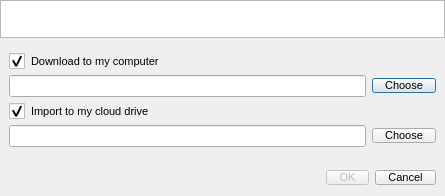
Qt form src/MEGASync/gui/win/ImportMegaLinksDialog.ui (meganz/MEGAsync) before a commit.
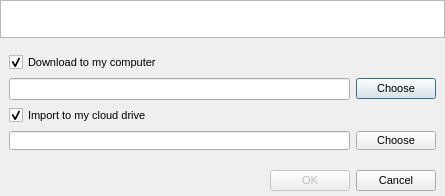
The same form after that commit.

Commit message: SNC-2573. Button sizes on dialogs on windows

```diff
--- a/src/MEGASync/gui/win/ImportMegaLinksDialog.ui
+++ b/src/MEGASync/gui/win/ImportMegaLinksDialog.ui
@@ -36,26 +36,6 @@
 {
 font-size: 11px;
 }
-
-QCheckBox::indicator {
-     width: 16px;
-     height: 16px;
- }
-
-QRadioButton::indicator {
-     width: 16px;
-     height: 16px;
- }
-
-QScrollBar:horizontal {
-height: 16px;
-}
-
-QPushButton
-{
-    padding-right: 12px;
-    padding-left: 12px;
-}
 </string>
   </property>
   <layout class="QVBoxLayout" name="verticalLayout" stretch="1,0">
@@ -181,18 +161,6 @@
            <property name="enabled">
             <bool>true</bool>
            </property>
-           <property name="minimumSize">
-            <size>
-             <width>24</width>
-             <height>0</height>
-            </size>
-           </property>
-           <property name="maximumSize">
-            <size>
-             <width>16777215</width>
-             <height>16777215</height>
-            </size>
-           </property>
            <property name="styleSheet">
             <string notr="true"/>
            </property>
@@ -259,18 +227,6 @@
          </item>
          <item>
           <widget class="QPushButton" name="bMegaFolder">
-           <property name="minimumSize">
-            <size>
-             <width>24</width>
-             <height>0</height>
-            </size>
-           </property>
-           <property name="maximumSize">
-            <size>
-             <width>16777215</width>
-             <height>16777215</height>
-            </size>
-           </property>
            <property name="text">
             <string>Choose</string>
            </property>
```
Left out of the diff: 12 changed lines with no effect on the pictures. The commit also changes 20 other files.
